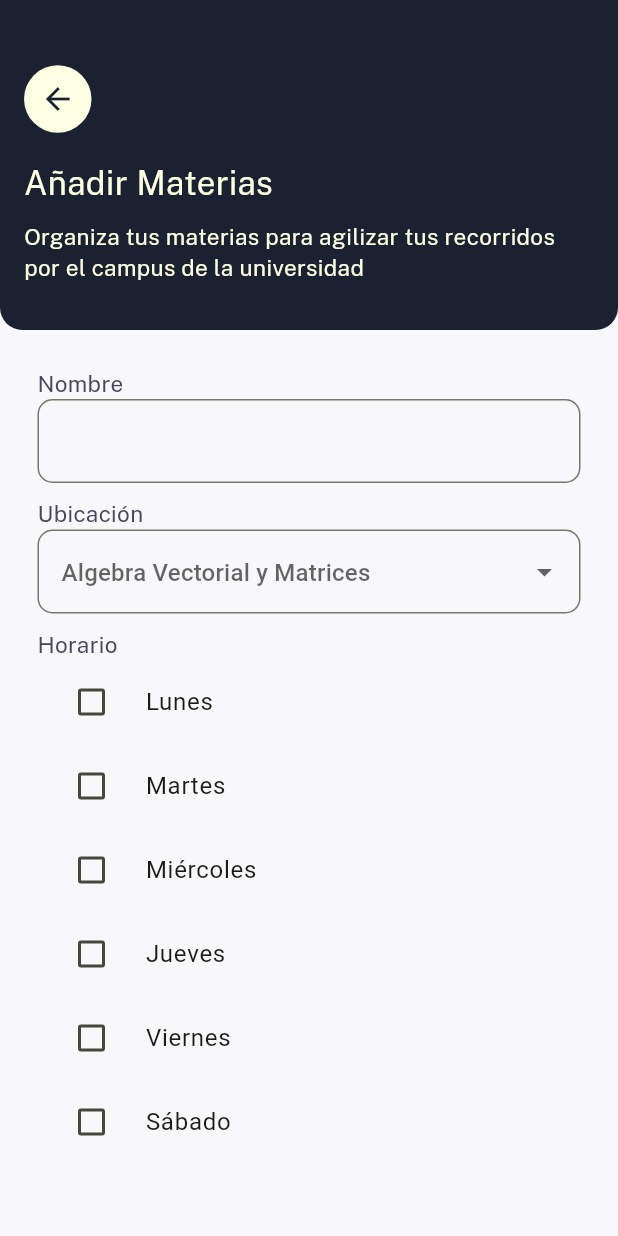
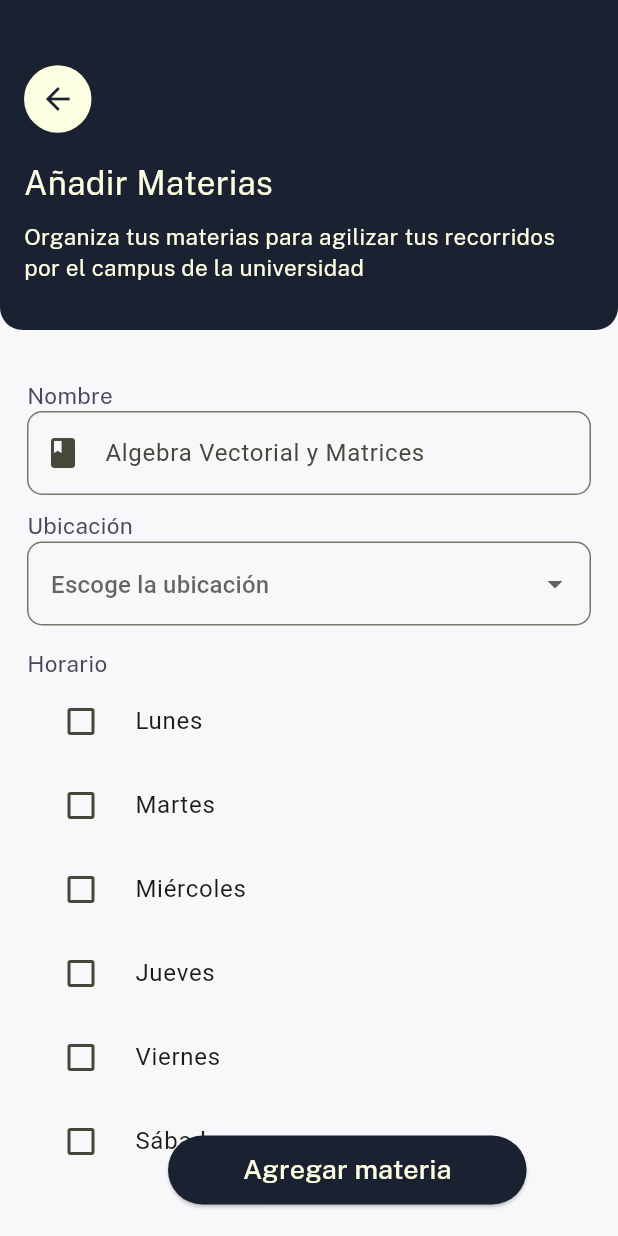
Before and after one commit to UCA-Walkmate/uca-walkmate, a Flutter app: the screen it shows after launch, on a phone screen of 412 x 824 dp. Run offline on Flutter 3.47's test engine with Material 3 defaults, Android fonts, the phone set to English and light mode, and no system bars; our stand-ins replace flutter_map, google_fonts, latlong2.

Commit message:
feat:Adding new subject form

```diff
--- a/uca_walkmate/lib/main.dart
+++ b/uca_walkmate/lib/main.dart
@@ -1,6 +1,5 @@
 import 'package:flutter/material.dart';
 import 'package:uca_walkmate/config/theme/app_theme.dart';
-import 'package:uca_walkmate/presentation/map/full_screen_map.dart';
 import 'package:uca_walkmate/presentation/screens/subject_form_screen.dart';
 
 void main() {
--- a/uca_walkmate/lib/presentation/screens/subject_form_screen.dart
+++ b/uca_walkmate/lib/presentation/screens/subject_form_screen.dart
@@ -1,5 +1,5 @@
 import 'package:flutter/material.dart';
-import 'package:flutter/widgets.dart';
+import 'package:google_fonts/google_fonts.dart';
 import 'package:uca_walkmate/presentation/widgets/appbar/subject_app_bar.dart';
 import 'package:uca_walkmate/presentation/widgets/form/new_subject_form.dart';
 
@@ -8,17 +8,61 @@
 
   @override
   Widget build(context) {
-    return const Scaffold(
-        backgroundColor: Color(0XFFF8F7FA),
-        body: Column(
-      children: [
-        //appbar
-        SubjectsAppBar(),
+    double screenWidth = MediaQuery.of(context).size.width;
 
-        //form
-        NewSubjectForm()
+    return Scaffold(
+        resizeToAvoidBottomInset: true,
+        backgroundColor: const Color(0XFFF8F7FA),
+        body: SingleChildScrollView(
+          child: Column(
+            children: [
+              //Appbar
+              const SubjectsAppBar(),
 
-      ],
-    ));
+              Stack(
+                children: [
+                  //Form
+                  const SingleChildScrollView(child: NewSubjectForm()),
+
+                  //Button
+                  Positioned(
+                      bottom: 0,
+                      left: screenWidth - 300,
+                      child: const NewSubjectButton()),
+                ],
+              )
+
+              //Button
+            ],
+          ),
+        ));
   }
 }
+
+class NewSubjectButton extends StatelessWidget {
+  const NewSubjectButton({super.key});
+
+  @override
+  Widget build(BuildContext context) {
+    return ElevatedButton(
+      onPressed: () {
+        // Handle button press action here
+      },
+      style: ElevatedButton.styleFrom(
+        backgroundColor: const Color(0XFF1A2130),
+        padding: const EdgeInsets.symmetric(horizontal: 50, vertical: 10),
+        shape: RoundedRectangleBorder(
+          borderRadius: BorderRadius.circular(30),
+        ),
+      ),
+      child: Text('Agregar materia',
+          textAlign: TextAlign.end,
+          style: GoogleFonts.publicSans(
+            textStyle: const TextStyle(
+              color: Color(0XFFFDFFE2),
+              fontSize: 18,
+            ),
+          )),
+    );
+  }
+}
--- a/uca_walkmate/lib/presentation/widgets/form/new_subject_form.dart
+++ b/uca_walkmate/lib/presentation/widgets/form/new_subject_form.dart
@@ -1,7 +1,14 @@
 import 'package:flutter/material.dart';
 import 'package:google_fonts/google_fonts.dart';
 
-List<String> days = ['Lunes', 'Martes', 'Miércoles', 'Jueves', 'Viernes', 'Sábado'];
+List<String> days = [
+  'Lunes',
+  'Martes',
+  'Miércoles',
+  'Jueves',
+  'Viernes',
+  'Sábado'
+];
 
 class NewSubjectForm extends StatelessWidget {
   const NewSubjectForm({super.key});
@@ -12,15 +19,18 @@
 
   @override
   Widget build(BuildContext context) {
-    return Form(
-    child: Padding(
-      padding: const EdgeInsets.all(25),
-      child: SingleChildScrollView(
-        child: Column(
-          crossAxisAlignment: CrossAxisAlignment.start,
+    double screenHeight = MediaQuery.of(context).size.height;
+
+
+    return SizedBox(
+      height: screenHeight - 240,
+      child: Form(
+        child: ListView(
+          padding: const EdgeInsets.all(18),
           children: [
+            SizedBox(height: 15,),
             Text('Nombre',
-                textAlign: TextAlign.end,
+                textAlign: TextAlign.start,
                 style: GoogleFonts.publicSans(
                   textStyle: const TextStyle(
                     color: Color(0XFF4B465C),
@@ -29,6 +39,8 @@
                 )),
             TextFormField(
               decoration: InputDecoration(
+                floatingLabelBehavior: FloatingLabelBehavior.always,
+                prefixIcon: const Icon(Icons.book),
                 border: OutlineInputBorder(
                     borderSide:
                         const BorderSide(color: Color(0XFF5A72A0), width: 1),
@@ -41,7 +53,7 @@
               height: 10,
             ),
             Text('Ubicación',
-                textAlign: TextAlign.end,
+                textAlign: TextAlign.start,
                 style: GoogleFonts.publicSans(
                   textStyle: const TextStyle(
                     color: Color(0XFF4B465C),
@@ -52,52 +64,54 @@
               items: const [
                 DropdownMenuItem(
                   value: 'hola',
-                  child: Text('Hola'),
+                  child: Text('Auditorio'),
                 ),
                 DropdownMenuItem(
                   value: 'como',
-                  child: Text('Como'),
+                  child: Text('Aulas D'),
                 ),
                 DropdownMenuItem(
                   value: 'estas',
-                  child: Text('Estas'),
+                  child: Text('Magna I'),
                 )
               ],
               onChanged: (value) {},
               decoration: InputDecoration(
+                floatingLabelBehavior: FloatingLabelBehavior.always,
                 border: OutlineInputBorder(
                     borderSide:
                         const BorderSide(color: Color(0XFF5A72A0), width: 1),
                     borderRadius: BorderRadius.circular(10.0)),
                 labelText: "",
-                hintText: "Algebra Vectorial y Matrices",
+                hintText: "Escoge la ubicación",
               ),
             ),
             const SizedBox(
-              height: 10,
+              height: 15,
             ),
             Text('Horario',
-                textAlign: TextAlign.end,
+                textAlign: TextAlign.start,
                 style: GoogleFonts.publicSans(
                   textStyle: const TextStyle(
                     color: Color(0XFF4B465C),
                     fontSize: 15,
                   ),
                 )),
-
-                Column(
-                  children: days.map((day) => DailyCheckBox(day: day)).toList(),
-                )
-
+            SingleChildScrollView(
+              child: Column(
+                children: days.map((day) => DailyCheckBox(day: day)).toList(),
+              ),
+            ),
+            const SizedBox(
+              height: 20,
+            ),
 
           ],
         ),
       ),
-    ),
-          );
+    );
   }
 }
-
 
 class DailyCheckBox extends StatelessWidget {
   final String day;
@@ -113,7 +127,7 @@
           value: false,
           onChanged: (value) => true,
           controlAffinity: ListTileControlAffinity.leading,
-      )
+        )
       ],
     );
   }
```
